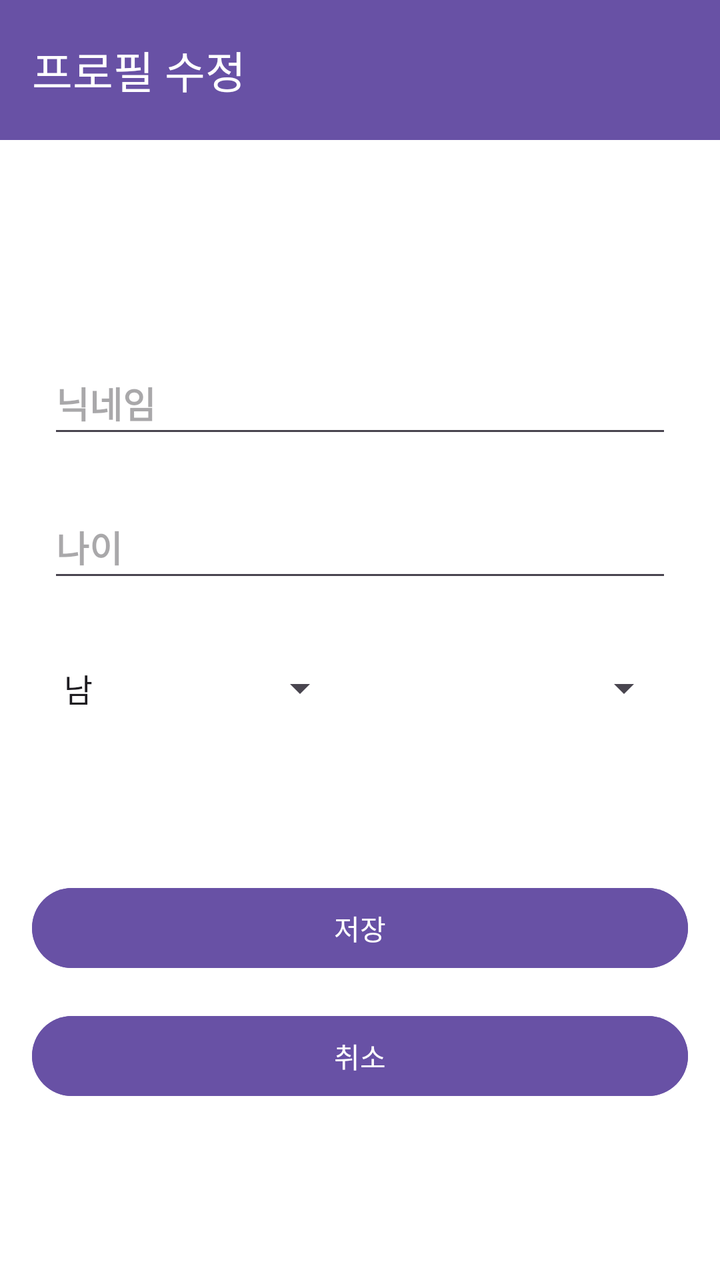
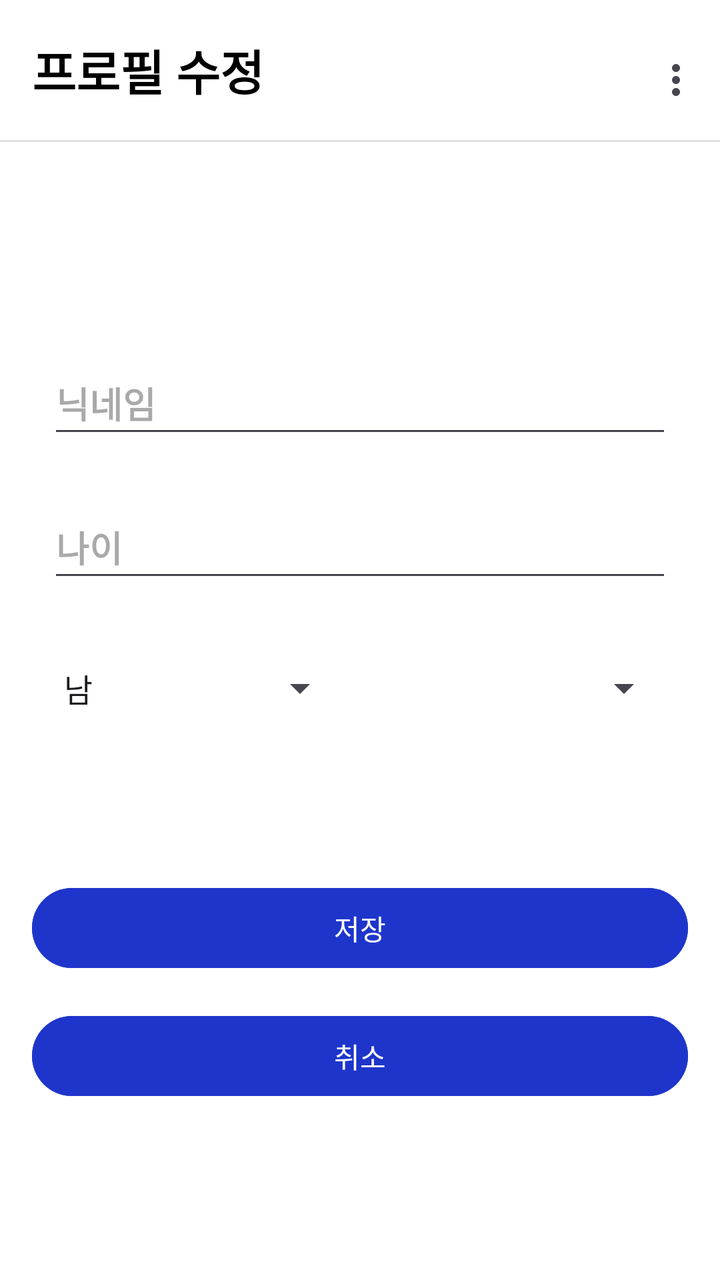

The first picture is an Android layout as it rendered before a commit; the second is the same layout after the commit. The layout source and the unified diff follow.
<!-- AndroidManifest.xml: application theme Theme.GURU2 -->
<!-- res/layout/activity_edit_profile.xml -->
<?xml version="1.0" encoding="utf-8"?>
<androidx.constraintlayout.widget.ConstraintLayout
    xmlns:android="http://schemas.android.com/apk/res/android"
    xmlns:app="http://schemas.android.com/apk/res-auto"
    xmlns:tools="http://schemas.android.com/tools"
    android:layout_width="match_parent"
    android:layout_height="match_parent"
    android:background="#FFFFFF">

    
    <com.google.android.material.appbar.AppBarLayout
        android:id="@+id/appBar"
        android:layout_width="0dp"
        android:layout_height="wrap_content"
        android:background="@android:color/white"
        app:layout_constraintTop_toTopOf="parent"
        app:layout_constraintStart_toStartOf="parent"
        app:layout_constraintEnd_toEndOf="parent">

        <com.google.android.material.appbar.MaterialToolbar
            android:id="@+id/mainToolbar"
            android:layout_width="match_parent"
            android:layout_height="70dp"
            android:background="#6851A5"
            app:title="프로필 수정"
            app:titleTextColor="@android:color/white"/>
    </com.google.android.material.appbar.AppBarLayout>

    
    <EditText
        android:id="@+id/etNickname"
        android:layout_width="0dp"
        android:layout_height="48dp"
        android:layout_marginHorizontal="24dp"
        android:layout_marginBottom="24dp"
        android:hint="닉네임"
        android:textStyle="bold"
        app:layout_constraintBottom_toTopOf="@+id/etAge"
        app:layout_constraintEnd_toEndOf="parent"
        app:layout_constraintStart_toStartOf="parent" />

    
    <EditText
        android:id="@+id/etAge"
        android:layout_width="0dp"
        android:layout_height="48dp"
        android:layout_marginHorizontal="24dp"
        android:layout_marginBottom="24dp"
        android:hint="나이"
        android:inputType="number"
        android:textStyle="bold"
        app:layout_constraintBottom_toTopOf="@+id/spGender"
        app:layout_constraintEnd_toEndOf="parent"
        app:layout_constraintStart_toStartOf="parent" />

    
    <Spinner
        android:id="@+id/spGender"
        android:layout_width="0dp"
        android:layout_height="48dp"
        android:layout_marginStart="24dp"
        android:layout_marginEnd="6dp"
        android:layout_marginBottom="72dp"
        android:entries="@array/genders"
        app:layout_constraintBottom_toTopOf="@+id/btnSave"
        app:layout_constraintEnd_toStartOf="@id/spCountry"
        app:layout_constraintStart_toStartOf="parent" />

    
    <Spinner
        android:id="@+id/spCountry"
        android:layout_width="0dp"
        android:layout_height="48dp"
        android:layout_marginStart="6dp"
        android:layout_marginEnd="24dp"
        android:layout_marginBottom="72dp"
        app:layout_constraintBottom_toTopOf="@+id/btnSave"
        app:layout_constraintEnd_toEndOf="parent"
        app:layout_constraintStart_toEndOf="@id/spGender" />

    
    <Button
        android:id="@+id/btnSave"
        android:layout_width="0dp"
        android:layout_height="48dp"
        android:layout_marginHorizontal="24dp"
        android:layout_marginStart="16dp"
        android:layout_marginEnd="16dp"
        android:layout_marginBottom="16dp"
        android:backgroundTint="@color/choice_selected"
        android:text="저장"
        app:layout_constraintBottom_toTopOf="@+id/btnCancel"
        app:layout_constraintEnd_toEndOf="parent"
        app:layout_constraintStart_toStartOf="parent" />

    
    <Button
        android:id="@+id/btnCancel"
        android:layout_width="0dp"
        android:layout_height="48dp"
        android:layout_marginHorizontal="24dp"
        android:layout_marginStart="16dp"
        android:layout_marginEnd="16dp"
        android:layout_marginBottom="88dp"
        android:backgroundTint="@color/choice_selected"
        android:text="취소"
        app:layout_constraintBottom_toBottomOf="parent"
        app:layout_constraintEnd_toEndOf="parent"
        app:layout_constraintStart_toStartOf="parent" />

</androidx.constraintlayout.widget.ConstraintLayout>
<!-- resources referenced by this layout -->
<resources>
  <string-array name="genders">
          <item>남</item>
          <item>여</item>
          <item>기타</item>
      </string-array>
  <color name="choice_selected">#6851A5</color>
  <style name="Theme.GURU2" parent="Base.Theme.GURU2" />
  <style name="Base.Theme.GURU2" parent="Theme.Material3.DayNight.NoActionBar">
  
          <item name="android:windowLightStatusBar">true</item>
  
          <item name="android:windowTranslucentStatus">false</item>
  
          <item name="popupMenuBackground">@android:color/transparent</item>
          <item name="android:itemBackground">#E9ECFF</item>
          
      </style>
</resources>

<!-- the commit's change to res/layout/activity_edit_profile.xml (unified diff, before → after) -->
@@ -12,7 +12,7 @@
         android:id="@+id/appBar"
         android:layout_width="0dp"
         android:layout_height="wrap_content"
-        android:background="@android:color/white"
+        android:background="#FFFFFF"
         app:layout_constraintTop_toTopOf="parent"
         app:layout_constraintStart_toStartOf="parent"
         app:layout_constraintEnd_toEndOf="parent">
@@ -21,9 +21,17 @@
             android:id="@+id/mainToolbar"
             android:layout_width="match_parent"
             android:layout_height="70dp"
-            android:background="#6851A5"
+            android:background="@color/white"
+            android:paddingVertical="8dp"
+            app:menu="@menu/menu_main"
             app:title="프로필 수정"
-            app:titleTextColor="@android:color/white"/>
+            app:titleTextColor="@color/black"
+            app:titleTextAppearance="@style/ToolbarTitleBold"/>
+
+        <View
+            android:layout_width="match_parent"
+            android:layout_height="1dp"
+            android:background="#E0E0E0" />
     </com.google.android.material.appbar.AppBarLayout>
 
     
@@ -87,7 +95,7 @@
         android:layout_marginStart="16dp"
         android:layout_marginEnd="16dp"
         android:layout_marginBottom="16dp"
-        android:backgroundTint="@color/choice_selected"
+        android:backgroundTint="@color/confirm_active"
         android:text="저장"
         app:layout_constraintBottom_toTopOf="@+id/btnCancel"
         app:layout_constraintEnd_toEndOf="parent"
@@ -102,7 +110,7 @@
         android:layout_marginStart="16dp"
         android:layout_marginEnd="16dp"
         android:layout_marginBottom="88dp"
-        android:backgroundTint="@color/choice_selected"
+        android:backgroundTint="@color/confirm_active"
         android:text="취소"
         app:layout_constraintBottom_toBottomOf="parent"
         app:layout_constraintEnd_toEndOf="parent"
<!-- resource entries referenced after the edit -->
@@ -5,7 +5,13 @@
           <item>여</item>
           <item>기타</item>
       </string-array>
-  <color name="choice_selected">#6851A5</color>
+  <color name="black">#FF000000</color>
+  <color name="confirm_active">#1E35CB</color>
+  <color name="white">#FFFFFFFF</color>
+  <style name="ToolbarTitleBold">
+          <item name="android:textStyle">bold</item>
+          <item name="android:textSize">24sp</item>
+      </style>
   <style name="Theme.GURU2" parent="Base.Theme.GURU2" />
   <style name="Base.Theme.GURU2" parent="Theme.Material3.DayNight.NoActionBar">
   
